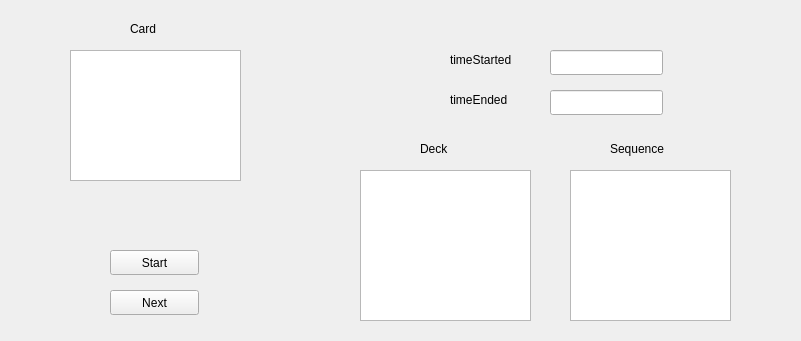
This is app/forms/studysessiongui.ui in bogdans55/StudySphere as Qt 5 draws it before an edit. The edited form follows.
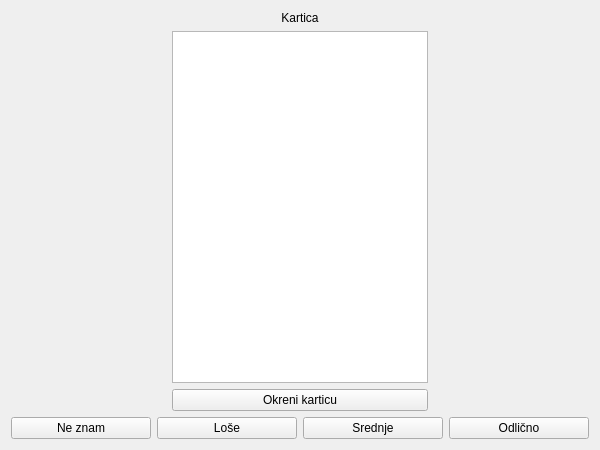
This is the edited form.

Commit message: Reworked gui for StudySessionGUI

The edit to the form file:
```diff
--- a/app/forms/studysessiongui.ui
+++ b/app/forms/studysessiongui.ui
@@ -2,150 +2,105 @@
 <ui version="4.0">
  <class>StudySessionGUI</class>
  <widget class="QWidget" name="StudySessionGUI">
+  <property name="geometry">
+   <rect>
+    <x>0</x>
+    <y>0</y>
+    <width>600</width>
+    <height>450</height>
+   </rect>
+  </property>
   <property name="windowTitle">
    <string>Form</string>
   </property>
-  <widget class="QLineEdit" name="timeStartedLineEdit">
-   <property name="geometry">
-    <rect>
-     <x>550</x>
-     <y>50</y>
-     <width>113</width>
-     <height>25</height>
-    </rect>
-   </property>
-  </widget>
-  <widget class="QLineEdit" name="timeEndedLineEdit">
-   <property name="geometry">
-    <rect>
-     <x>550</x>
-     <y>90</y>
-     <width>113</width>
-     <height>25</height>
-    </rect>
-   </property>
-  </widget>
-  <widget class="QLabel" name="label">
-   <property name="geometry">
-    <rect>
-     <x>450</x>
-     <y>50</y>
-     <width>91</width>
-     <height>20</height>
-    </rect>
-   </property>
-   <property name="text">
-    <string>timeStarted</string>
-   </property>
-  </widget>
-  <widget class="QLabel" name="label_2">
-   <property name="geometry">
-    <rect>
-     <x>450</x>
-     <y>90</y>
-     <width>81</width>
-     <height>20</height>
-    </rect>
-   </property>
-   <property name="text">
-    <string>timeEnded</string>
-   </property>
-  </widget>
-  <widget class="QTextEdit" name="deckTextEdit">
-   <property name="geometry">
-    <rect>
-     <x>360</x>
-     <y>170</y>
-     <width>171</width>
-     <height>151</height>
-    </rect>
-   </property>
-  </widget>
-  <widget class="QLabel" name="label_3">
-   <property name="geometry">
-    <rect>
-     <x>420</x>
-     <y>140</y>
-     <width>67</width>
-     <height>17</height>
-    </rect>
-   </property>
-   <property name="text">
-    <string>Deck</string>
-   </property>
-  </widget>
-  <widget class="QTextEdit" name="sequenceTextEdit">
-   <property name="geometry">
-    <rect>
-     <x>570</x>
-     <y>170</y>
-     <width>161</width>
-     <height>151</height>
-    </rect>
-   </property>
-  </widget>
-  <widget class="QLabel" name="label_4">
-   <property name="geometry">
-    <rect>
-     <x>610</x>
-     <y>140</y>
-     <width>67</width>
-     <height>17</height>
-    </rect>
-   </property>
-   <property name="text">
-    <string>Sequence</string>
-   </property>
-  </widget>
-  <widget class="QPushButton" name="startPushButton">
-   <property name="geometry">
-    <rect>
-     <x>110</x>
-     <y>250</y>
-     <width>89</width>
-     <height>25</height>
-    </rect>
-   </property>
-   <property name="text">
-    <string>Start</string>
-   </property>
-  </widget>
-  <widget class="QPushButton" name="nextPushButton">
-   <property name="geometry">
-    <rect>
-     <x>110</x>
-     <y>290</y>
-     <width>89</width>
-     <height>25</height>
-    </rect>
-   </property>
-   <property name="text">
-    <string>Next</string>
-   </property>
-  </widget>
-  <widget class="QTextEdit" name="cardTextEdit">
-   <property name="geometry">
-    <rect>
-     <x>70</x>
-     <y>50</y>
-     <width>171</width>
-     <height>131</height>
-    </rect>
-   </property>
-  </widget>
-  <widget class="QLabel" name="label_5">
-   <property name="geometry">
-    <rect>
-     <x>130</x>
-     <y>20</y>
-     <width>67</width>
-     <height>17</height>
-    </rect>
-   </property>
-   <property name="text">
-    <string>Card</string>
-   </property>
-  </widget>
+  <layout class="QVBoxLayout" name="verticalLayout_2">
+   <item>
+    <layout class="QHBoxLayout" name="horizontalLayout_2">
+     <item>
+      <spacer name="horizontalSpacer">
+       <property name="orientation">
+        <enum>Qt::Horizontal</enum>
+       </property>
+       <property name="sizeHint" stdset="0">
+        <size>
+         <width>40</width>
+         <height>20</height>
+        </size>
+       </property>
+      </spacer>
+     </item>
+     <item>
+      <layout class="QVBoxLayout" name="verticalLayout">
+       <item>
+        <widget class="QLabel" name="label_5">
+         <property name="text">
+          <string>Kartica</string>
+         </property>
+         <property name="alignment">
+          <set>Qt::AlignCenter</set>
+         </property>
+        </widget>
+       </item>
+       <item>
+        <widget class="QTextEdit" name="cardTextEdit"/>
+       </item>
+       <item>
+        <widget class="QPushButton" name="flipPushButton">
+         <property name="text">
+          <string>Okreni karticu</string>
+         </property>
+        </widget>
+       </item>
+      </layout>
+     </item>
+     <item>
+      <spacer name="horizontalSpacer_2">
+       <property name="orientation">
+        <enum>Qt::Horizontal</enum>
+       </property>
+       <property name="sizeHint" stdset="0">
+        <size>
+         <width>40</width>
+         <height>20</height>
+        </size>
+       </property>
+      </spacer>
+     </item>
+    </layout>
+   </item>
+   <item>
+    <layout class="QHBoxLayout" name="horizontalLayout">
+     <item>
+      <widget class="QPushButton" name="skipPushButton">
+       <property name="text">
+        <string>Ne znam</string>
+       </property>
+      </widget>
+     </item>
+     <item>
+      <widget class="QPushButton" name="badPushButton">
+       <property name="text">
+        <string>Loše</string>
+       </property>
+      </widget>
+     </item>
+     <item>
+      <widget class="QPushButton" name="midPushButton">
+       <property name="text">
+        <string>Srednje</string>
+       </property>
+      </widget>
+     </item>
+     <item>
+      <widget class="QPushButton" name="goodPushButton">
+       <property name="text">
+        <string>Odlično</string>
+       </property>
+      </widget>
+     </item>
+    </layout>
+   </item>
+  </layout>
  </widget>
  <resources/>
  <connections/>
```
The commit also changes 2 other files.
